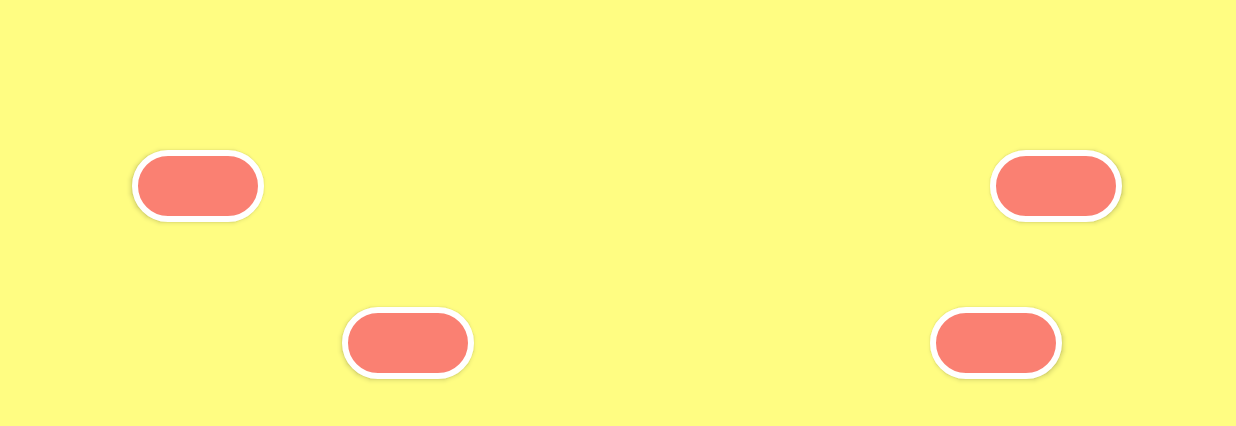
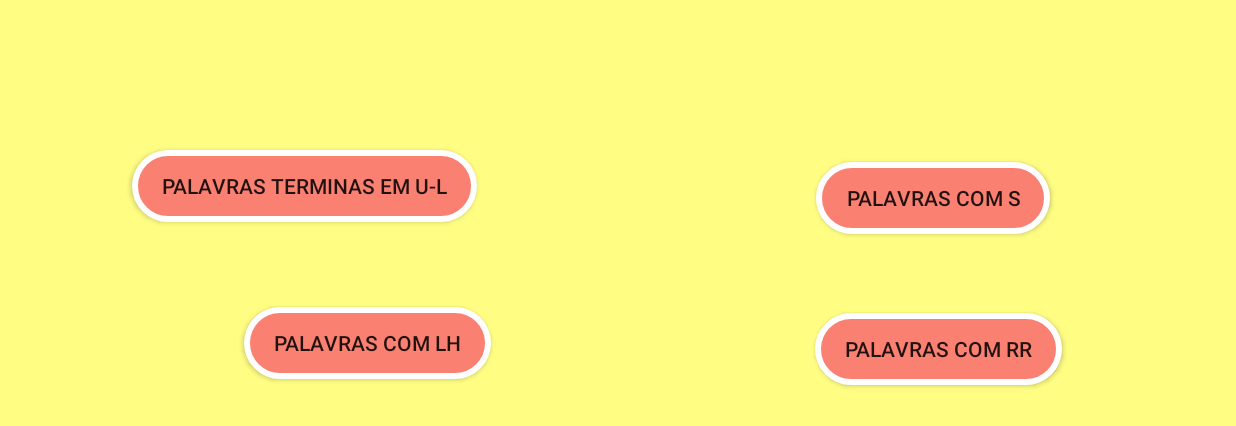
Before and after one commit to felipe-sbatista/word-play, an Android app: the MenuActivity screen opened directly, with no data from a screen before it, on a phone screen of 824 x 412 dp (held sideways). Shown: the top 426 px of the screen. Run offline under Robolectric (Android 15) with nearby library versions, the phone set to English and light mode, and no system bars.

Commit message:
Desenvolvimento da tela de menu
 - Ajuste na performance no display dos teclados

```diff
--- a/app/src/main/java/com/palavras/unicap/palavrinhas/activity/MainActivity.java
+++ b/app/src/main/java/com/palavras/unicap/palavrinhas/activity/MainActivity.java
@@ -44,7 +44,7 @@ public class MainActivity extends AppCompatActivity {
 
     @OnClick(R.id.botao_jogar)
     public void jogar(){
-        Intent intent = new Intent(MainActivity.this, JogoActivity.class);
+        Intent intent = new Intent(MainActivity.this, MenuActivity.class);
         startActivity(intent);
         overridePendingTransition(R.anim.fade_in, R.anim.fade_out);
     }
--- a/app/src/main/res/layout/activity_menu.xml
+++ b/app/src/main/res/layout/activity_menu.xml
@@ -16,7 +16,7 @@
         android:layout_marginBottom="108dp"
         android:background="@drawable/button_radius"
         android:onClick="selectTypeOfWords"
-        android:text=""
+        android:text="Palavras com RR"
         app:layout_constraintBottom_toBottomOf="parent"
         app:layout_constraintEnd_toEndOf="parent"
         app:layout_constraintTop_toBottomOf="@+id/topico4"
@@ -31,7 +31,7 @@
         android:layout_marginTop="100dp"
         android:background="@drawable/button_radius"
         android:onClick="selectTypeOfWords"
-        android:text=""
+        android:text="Palavras terminas em U-L"
         app:layout_constraintStart_toStartOf="parent"
         app:layout_constraintTop_toTopOf="parent"
         tools:text="Palavras terminas em U" />
@@ -46,7 +46,7 @@
         android:layout_marginBottom="112dp"
         android:background="@drawable/button_radius"
         android:onClick="selectTypeOfWords"
-        android:text=""
+        android:text="Palavras com LH"
         app:layout_constraintBottom_toBottomOf="parent"
         app:layout_constraintEnd_toStartOf="@+id/topico1"
         app:layout_constraintHorizontal_bias="0.426"
@@ -59,13 +59,13 @@
         android:id="@+id/topico4"
         android:layout_width="wrap_content"
         android:layout_height="wrap_content"
-        android:layout_marginTop="100dp"
-        android:layout_marginEnd="76dp"
+        android:layout_marginTop="108dp"
+        android:layout_marginEnd="124dp"
         android:background="@drawable/button_radius"
         android:onClick="selectTypeOfWords"
-        android:text=""
+        android:text="Palavras com S"
         app:layout_constraintEnd_toEndOf="parent"
         app:layout_constraintTop_toTopOf="parent"
-        tools:text="Palavras terminadas em L" />
+        tools:text="Palavras com S" />
 
 </androidx.constraintlayout.widget.ConstraintLayout>
--- a/app/src/main/res/layout/fragment_jogo.xml
+++ b/app/src/main/res/layout/fragment_jogo.xml
@@ -32,6 +32,8 @@
                 android:layout_marginEnd="8dp"
                 android:layout_marginBottom="8dp"
                 android:text=""
+                tools:text="Palavra"
+                android:maxLength="16"
                 android:textSize="32sp"
                 app:layout_constraintBottom_toBottomOf="parent"
                 app:layout_constraintEnd_toStartOf="@+id/botao_confirmar"
```
Also changed, not shown: app/src/main/java/com/palavras/unicap/palavrinhas/activity/JogoActivity.java (+41 -31 lines), app/src/main/java/com/palavras/unicap/palavrinhas/fragment/JogoFragment.java (+23 -42 lines), app/src/main/res/layout/activity_jogo.xml (+11 -10 lines).
